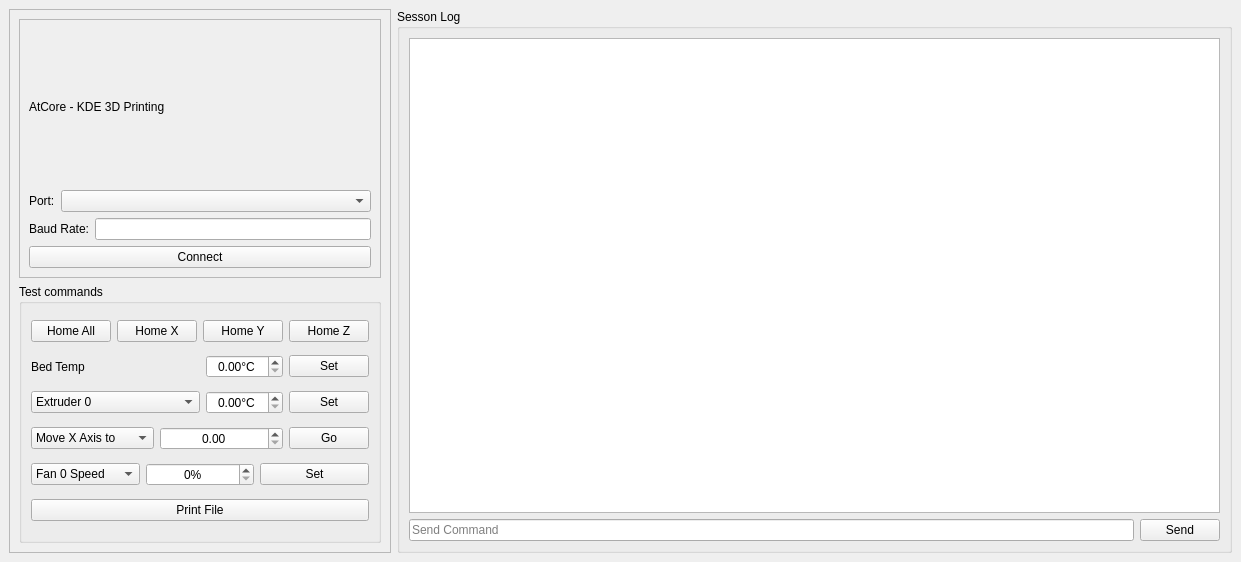
The window that testclient/mainwindow.ui (KDE/atcore) describes before a commit, drawn with Qt 5.
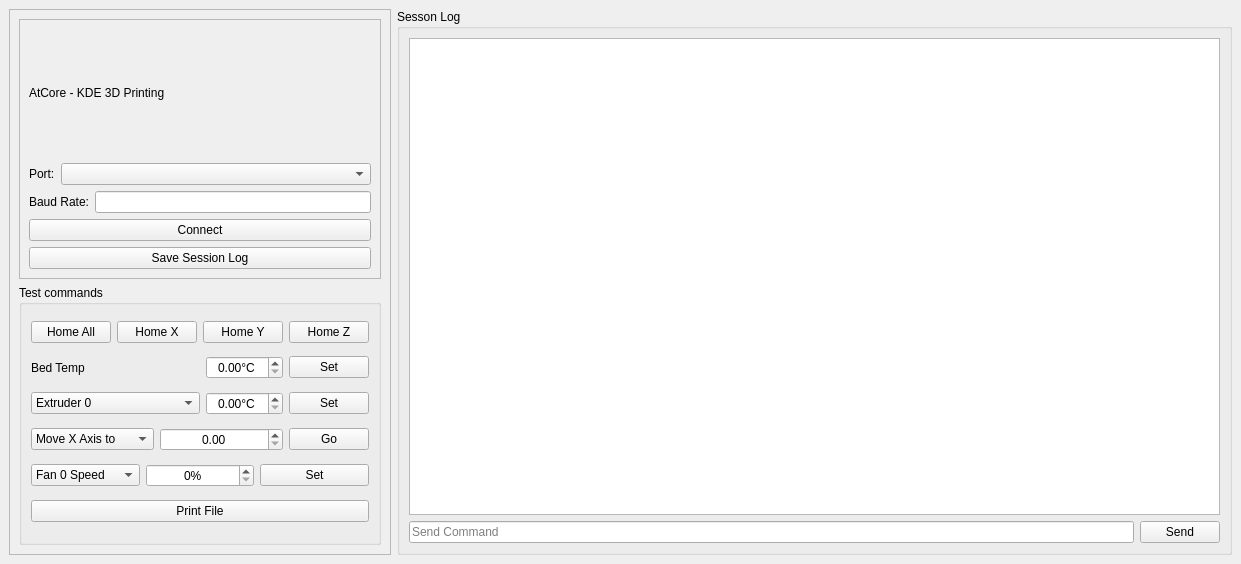
The same window after the commit. Icons and pictures are not drawn.

Commit message: Add saveLog button and limit logbox to 1000 lines

The edit to the form file:
```diff
--- a/testclient/mainwindow.ui
+++ b/testclient/mainwindow.ui
@@ -7,7 +7,7 @@
     <x>0</x>
     <y>0</y>
     <width>1241</width>
-    <height>562</height>
+    <height>564</height>
    </rect>
   </property>
   <property name="windowTitle">
@@ -93,6 +93,16 @@
             </property>
            </widget>
           </item>
+          <item>
+           <widget class="QPushButton" name="saveLogPB">
+            <property name="text">
+             <string>Save Session Log</string>
+            </property>
+            <property name="icon">
+             <iconset theme="document-save"/>
+            </property>
+           </widget>
+          </item>
          </layout>
         </widget>
        </item>
```
Left out of the diff: 3 changed lines with no effect on the pictures.
